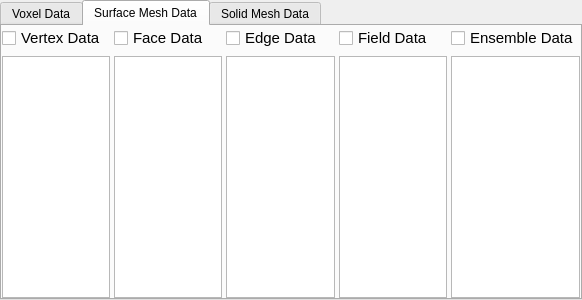
Qt form Source/PipelineBuilder/UI_Files/ArraySelectionWidget.ui (BlueQuartzSoftware/DREAM3D) before a commit.
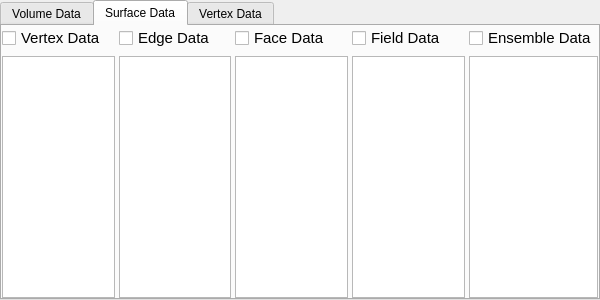
The same form after that commit. The open tabs and pages were chosen to show the change.

What changed in the file:
```diff
--- a/Source/PipelineBuilder/UI_Files/ArraySelectionWidget.ui
+++ b/Source/PipelineBuilder/UI_Files/ArraySelectionWidget.ui
@@ -6,7 +6,7 @@
    <rect>
     <x>0</x>
     <y>0</y>
-    <width>582</width>
+    <width>600</width>
     <height>300</height>
    </rect>
   </property>
@@ -24,7 +24,7 @@
   </property>
   <widget class="QWidget" name="voxel_data">
    <attribute name="title">
-    <string>Voxel Data</string>
+    <string>Volume Data</string>
    </attribute>
    <layout class="QGridLayout" name="gridLayout">
     <property name="horizontalSpacing">
@@ -97,7 +97,7 @@
   </widget>
   <widget class="QWidget" name="surfacemesh_data">
    <attribute name="title">
-    <string>Surface Mesh Data</string>
+    <string>Surface Data</string>
    </attribute>
    <layout class="QGridLayout" name="gridLayout_2">
     <property name="horizontalSpacing">
@@ -109,8 +109,84 @@
     <property name="margin">
      <number>0</number>
     </property>
-    <item row="0" column="1">
-     <widget class="QCheckBox" name="smFaceArraysCB">
+    <item row="1" column="6">
+     <widget class="QListWidget" name="surfaceEnsembleArrayList"/>
+    </item>
+    <item row="0" column="0">
+     <widget class="QCheckBox" name="surfaceVertexArraysCB">
+      <property name="styleSheet">
+       <string notr="true">QCheckBox 
+{
+font-size: 11pt;
+}</string>
+      </property>
+      <property name="text">
+       <string>Vertex Data</string>
+      </property>
+      <property name="tristate">
+       <bool>true</bool>
+      </property>
+     </widget>
+    </item>
+    <item row="1" column="2">
+     <widget class="QListWidget" name="surfaceEdgeArrayList"/>
+    </item>
+    <item row="0" column="6">
+     <widget class="QCheckBox" name="surfaceEnsembleArraysCB">
+      <property name="styleSheet">
+       <string notr="true">QCheckBox 
+{
+font-size: 11pt;
+}</string>
+      </property>
+      <property name="text">
+       <string>Ensemble Data</string>
+      </property>
+      <property name="tristate">
+       <bool>true</bool>
+      </property>
+     </widget>
+    </item>
+    <item row="0" column="2">
+     <widget class="QCheckBox" name="surfaceEdgeArraysCB">
+      <property name="styleSheet">
+       <string notr="true">QCheckBox 
+{
+font-size: 11pt;
+}</string>
+      </property>
+      <property name="text">
+       <string>Edge Data</string>
+      </property>
+      <property name="tristate">
+       <bool>true</bool>
+      </property>
+     </widget>
+    </item>
+    <item row="0" column="5">
+     <widget class="QCheckBox" name="surfaceFieldArraysCB">
+      <property name="styleSheet">
+       <string notr="true">QCheckBox 
+{
+font-size: 11pt;
+}</string>
+      </property>
+      <property name="text">
+       <string>Field Data</string>
+      </property>
+      <property name="tristate">
+       <bool>true</bool>
+      </property>
+     </widget>
+    </item>
+    <item row="1" column="5">
+     <widget class="QListWidget" name="surfaceFieldArrayList"/>
+    </item>
+    <item row="1" column="0">
+     <widget class="QListWidget" name="surfaceVertexArrayList"/>
+    </item>
+    <item row="0" column="3">
+     <widget class="QCheckBox" name="surfaceFaceArraysCB">
       <property name="styleSheet">
        <string notr="true">QCheckBox 
 {
@@ -125,90 +201,14 @@
       </property>
      </widget>
     </item>
-    <item row="1" column="1">
-     <widget class="QListWidget" name="surfaceMeshFaceArrayList"/>
-    </item>
-    <item row="0" column="0">
-     <widget class="QCheckBox" name="smVertexArraysCB">
-      <property name="styleSheet">
-       <string notr="true">QCheckBox 
-{
-font-size: 11pt;
-}</string>
-      </property>
-      <property name="text">
-       <string>Vertex Data</string>
-      </property>
-      <property name="tristate">
-       <bool>true</bool>
-      </property>
-     </widget>
-    </item>
-    <item row="1" column="2">
-     <widget class="QListWidget" name="surfaceMeshEdgeArrayList"/>
-    </item>
-    <item row="0" column="2">
-     <widget class="QCheckBox" name="smEdgeArraysCB">
-      <property name="styleSheet">
-       <string notr="true">QCheckBox 
-{
-font-size: 11pt;
-}</string>
-      </property>
-      <property name="text">
-       <string>Edge Data</string>
-      </property>
-      <property name="tristate">
-       <bool>true</bool>
-      </property>
-     </widget>
-    </item>
-    <item row="1" column="0">
-     <widget class="QListWidget" name="surfaceMeshVertexArrayList"/>
-    </item>
     <item row="1" column="3">
-     <widget class="QListWidget" name="surfaceMeshFieldArrayList"/>
-    </item>
-    <item row="1" column="4">
-     <widget class="QListWidget" name="surfaceMeshEnsembleArrayList"/>
-    </item>
-    <item row="0" column="3">
-     <widget class="QCheckBox" name="smFieldArraysCB">
-      <property name="styleSheet">
-       <string notr="true">QCheckBox 
-{
-font-size: 11pt;
-}</string>
-      </property>
-      <property name="text">
-       <string>Field Data</string>
-      </property>
-      <property name="tristate">
-       <bool>true</bool>
-      </property>
-     </widget>
-    </item>
-    <item row="0" column="4">
-     <widget class="QCheckBox" name="smEnsembleArraysCB">
-      <property name="styleSheet">
-       <string notr="true">QCheckBox 
-{
-font-size: 11pt;
-}</string>
-      </property>
-      <property name="text">
-       <string>Ensemble Data</string>
-      </property>
-      <property name="tristate">
-       <bool>true</bool>
-      </property>
-     </widget>
+     <widget class="QListWidget" name="surfaceFaceArrayList"/>
     </item>
    </layout>
   </widget>
   <widget class="QWidget" name="solidmesh_data">
    <attribute name="title">
-    <string>Solid Mesh Data</string>
+    <string>Vertex Data</string>
    </attribute>
    <layout class="QGridLayout" name="gridLayout_3">
     <property name="horizontalSpacing">
```
Left out of the diff: 28 changed lines with no effect on the pictures.
